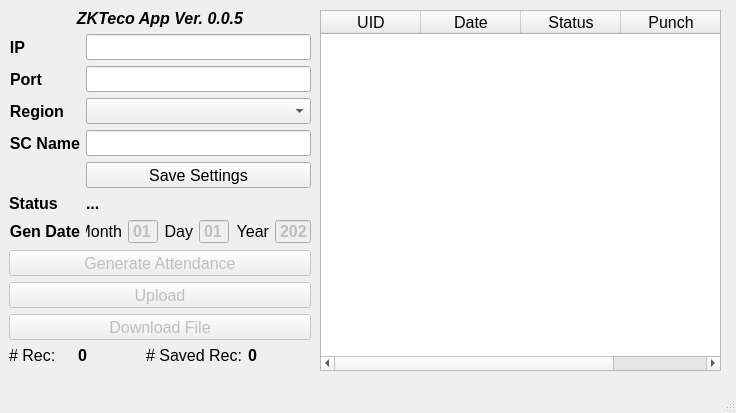
First picture: the form in conNew.ui, repository tekashifuta/pyqt5-finger-zkteco, before the edit.
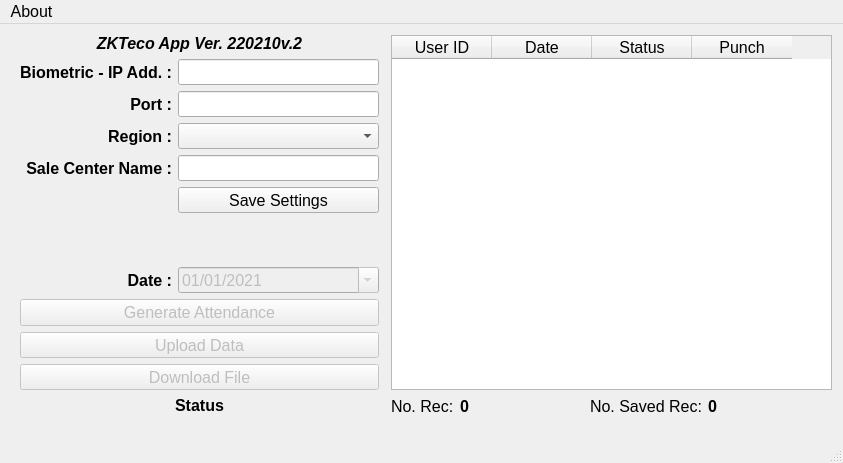
Second picture: the form after the edit.

```diff
--- a/conNew.ui
+++ b/conNew.ui
@@ -6,8 +6,8 @@
    <rect>
     <x>0</x>
     <y>0</y>
-    <width>736</width>
-    <height>413</height>
+    <width>843</width>
+    <height>463</height>
    </rect>
   </property>
   <property name="font">
@@ -26,157 +26,28 @@
    <string>jkhkjh</string>
   </property>
   <widget class="QWidget" name="centralwidget">
-   <widget class="QTableWidget" name="tableWidget">
+   <widget class="QWidget" name="gridLayoutWidget">
     <property name="geometry">
      <rect>
-      <x>320</x>
+      <x>20</x>
       <y>10</y>
-      <width>401</width>
-      <height>361</height>
+      <width>359</width>
+      <height>381</height>
      </rect>
     </property>
-    <column>
-     <property name="text">
-      <string>UID</string>
-     </property>
-    </column>
-    <column>
-     <property name="text">
-      <string>Date</string>
-     </property>
-    </column>
-    <column>
-     <property name="text">
-      <string>Status</string>
-     </property>
-    </column>
-    <column>
-     <property name="text">
-      <string>Punch</string>
-     </property>
-    </column>
-   </widget>
-   <widget class="QWidget" name="layoutWidget">
-    <property name="geometry">
-     <rect>
-      <x>9</x>
-      <y>9</y>
-      <width>302</width>
-      <height>356</height>
-     </rect>
-    </property>
-    <layout class="QFormLayout" name="formLayout_2">
-     <item row="1" column="0">
-      <widget class="QLabel" name="label_15">
-       <property name="font">
-        <font>
-         <family>Arial</family>
-         <pointsize>12</pointsize>
-         <weight>75</weight>
-         <bold>true</bold>
-        </font>
-       </property>
-       <property name="text">
-        <string>IP</string>
-       </property>
-       <property name="alignment">
-        <set>Qt::AlignRight|Qt::AlignTrailing|Qt::AlignVCenter</set>
-       </property>
-      </widget>
-     </item>
-     <item row="1" column="1">
-      <widget class="QLineEdit" name="txtIP">
-       <property name="font">
-        <font>
-         <family>Arial</family>
-         <pointsize>12</pointsize>
-         <weight>75</weight>
-         <bold>true</bold>
-        </font>
-       </property>
-      </widget>
-     </item>
-     <item row="2" column="0">
-      <widget class="QLabel" name="label_16">
-       <property name="font">
-        <font>
-         <family>Arial</family>
-         <pointsize>12</pointsize>
-         <weight>75</weight>
-         <bold>true</bold>
-        </font>
-       </property>
-       <property name="text">
-        <string>Port</string>
-       </property>
-       <property name="alignment">
-        <set>Qt::AlignRight|Qt::AlignTrailing|Qt::AlignVCenter</set>
-       </property>
-      </widget>
-     </item>
-     <item row="2" column="1">
-      <widget class="QLineEdit" name="txtPort">
-       <property name="font">
-        <font>
-         <family>Arial</family>
-         <pointsize>12</pointsize>
-         <weight>75</weight>
-         <bold>true</bold>
-        </font>
-       </property>
-      </widget>
-     </item>
-     <item row="3" column="0">
-      <widget class="QLabel" name="label_6">
-       <property name="font">
-        <font>
-         <family>Arial</family>
-         <pointsize>12</pointsize>
-         <weight>75</weight>
-         <bold>true</bold>
-        </font>
-       </property>
-       <property name="text">
-        <string>Region</string>
-       </property>
-       <property name="alignment">
-        <set>Qt::AlignRight|Qt::AlignTrailing|Qt::AlignVCenter</set>
-       </property>
-      </widget>
-     </item>
+    <layout class="QGridLayout" name="gridLayout">
      <item row="3" column="1">
       <widget class="QComboBox" name="cmbRegion">
        <property name="font">
         <font>
          <family>Arial</family>
          <pointsize>12</pointsize>
-         <weight>75</weight>
-         <bold>true</bold>
+         <weight>50</weight>
+         <bold>false</bold>
         </font>
        </property>
       </widget>
      </item>
-     <item row="4" column="0">
-      <widget class="QLabel" name="label_39">
-       <property name="font">
-        <font>
-         <family>Arial</family>
-         <pointsize>12</pointsize>
-         <weight>75</weight>
-         <bold>true</bold>
-        </font>
-       </property>
-       <property name="text">
-        <string>SC Name</string>
-       </property>
-       <property name="alignment">
-        <set>Qt::AlignRight|Qt::AlignTrailing|Qt::AlignVCenter</set>
-       </property>
-      </widget>
-     </item>
-     <item row="4" column="1">
-      <widget class="QLineEdit" name="txtSCName"/>
-     </item>
      <item row="5" column="1">
       <widget class="QPushButton" name="btnSaveSettings">
        <property name="font">
@@ -190,218 +61,7 @@
        </property>
       </widget>
      </item>
-     <item row="6" column="0">
-      <widget class="QLabel" name="label_8">
-       <property name="font">
-        <font>
-         <family>Arial</family>
-         <pointsize>12</pointsize>
-         <weight>75</weight>
-         <bold>true</bold>
-        </font>
-       </property>
-       <property name="text">
-        <string>Status</string>
-       </property>
-      </widget>
-     </item>
-     <item row="6" column="1">
-      <widget class="QLabel" name="lblStatus">
-       <property name="font">
-        <font>
-         <family>Arial</family>
-         <pointsize>12</pointsize>
-         <weight>75</weight>
-         <bold>true</bold>
-        </font>
-       </property>
-       <property name="text">
-        <string>...</string>
-       </property>
-      </widget>
-     </item>
-     <item row="7" column="0">
-      <widget class="QLabel" name="label_40">
-       <property name="font">
-        <font>
-         <family>Arial</family>
-         <pointsize>12</pointsize>
-         <weight>75</weight>
-         <bold>true</bold>
-        </font>
-       </property>
-       <property name="text">
-        <string>Gen Date</string>
-       </property>
-       <property name="alignment">
-        <set>Qt::AlignRight|Qt::AlignTrailing|Qt::AlignVCenter</set>
-       </property>
-      </widget>
-     </item>
-     <item row="7" column="1">
-      <layout class="QGridLayout" name="gridLayout_2">
-       <item row="0" column="3">
-        <widget class="QDateEdit" name="txtDay">
-         <property name="enabled">
-          <bool>false</bool>
-         </property>
-         <property name="font">
-          <font>
-           <family>Arial</family>
-           <pointsize>12</pointsize>
-           <weight>75</weight>
-           <bold>true</bold>
-          </font>
-         </property>
-         <property name="buttonSymbols">
-          <enum>QAbstractSpinBox::NoButtons</enum>
-         </property>
-         <property name="minimumDateTime">
-          <datetime>
-           <hour>0</hour>
-           <minute>0</minute>
-           <second>0</second>
-           <year>2020</year>
-           <month>9</month>
-           <day>1</day>
-          </datetime>
-         </property>
-         <property name="maximumDate">
-          <date>
-           <year>9999</year>
-           <month>1</month>
-           <day>1</day>
-          </date>
-         </property>
-         <property name="minimumDate">
-          <date>
-           <year>2020</year>
-           <month>9</month>
-           <day>1</day>
-          </date>
-         </property>
-         <property name="displayFormat">
-          <string>dd</string>
-         </property>
-         <property name="date">
-          <date>
-           <year>2021</year>
-           <month>1</month>
-           <day>1</day>
-          </date>
-         </property>
-        </widget>
-       </item>
-       <item row="0" column="5">
-        <widget class="QDateEdit" name="txtYear">
-         <property name="enabled">
-          <bool>false</bool>
-         </property>
-         <property name="font">
-          <font>
-           <family>Arial</family>
-           <pointsize>12</pointsize>
-           <weight>75</weight>
-           <bold>true</bold>
-          </font>
-         </property>
-         <property name="buttonSymbols">
-          <enum>QAbstractSpinBox::NoButtons</enum>
-         </property>
-         <property name="minimumDate">
-          <date>
-           <year>2020</year>
-           <month>9</month>
-           <day>14</day>
-          </date>
-         </property>
-         <property name="displayFormat">
-          <string>yyyy</string>
-         </property>
-         <property name="date">
-          <date>
-           <year>2021</year>
-           <month>1</month>
-           <day>1</day>
-          </date>
-         </property>
-        </widget>
-       </item>
-       <item row="0" column="2">
-        <widget class="QLabel" name="label_20">
-         <property name="font">
-          <font>
-           <family>Arial</family>
-           <pointsize>12</pointsize>
-          </font>
-         </property>
-         <property name="text">
-          <string>Day</string>
-         </property>
-         <property name="alignment">
-          <set>Qt::AlignRight|Qt::AlignTrailing|Qt::AlignVCenter</set>
-         </property>
-        </widget>
-       </item>
-       <item row="0" column="1">
-        <widget class="QDateEdit" name="txtMonth">
-         <property name="enabled">
-          <bool>false</bool>
-         </property>
-         <property name="font">
-          <font>
-           <family>Arial</family>
-           <pointsize>12</pointsize>
-           <weight>75</weight>
-           <bold>true</bold>
-          </font>
-         </property>
-         <property name="buttonSymbols">
-          <enum>QAbstractSpinBox::NoButtons</enum>
-         </property>
-         <property name="currentSection">
-          <enum>QDateTimeEdit::MonthSection</enum>
-         </property>
-         <property name="displayFormat">
-          <string>MM</string>
-         </property>
-        </widget>
-       </item>
-       <item row="0" column="0">
-        <widget class="QLabel" name="label_19">
-         <property name="font">
-          <font>
-           <family>Arial</family>
-           <pointsize>12</pointsize>
-          </font>
-         </property>
-         <property name="text">
-          <string>Month</string>
-         </property>
-         <property name="alignment">
-          <set>Qt::AlignRight|Qt::AlignTrailing|Qt::AlignVCenter</set>
-         </property>
-        </widget>
-       </item>
-       <item row="0" column="4">
-        <widget class="QLabel" name="label_38">
-         <property name="font">
-          <font>
-           <family>Arial</family>
-           <pointsize>12</pointsize>
-          </font>
-         </property>
-         <property name="text">
-          <string>Year</string>
-         </property>
-         <property name="alignment">
-          <set>Qt::AlignRight|Qt::AlignTrailing|Qt::AlignVCenter</set>
-         </property>
-        </widget>
-       </item>
-      </layout>
-     </item>
-     <item row="8" column="0" colspan="2">
+     <item row="9" column="0" colspan="2">
       <widget class="QPushButton" name="btnGenAtt">
        <property name="enabled">
         <bool>false</bool>
@@ -419,7 +79,43 @@
        </property>
       </widget>
      </item>
-     <item row="9" column="0" colspan="2">
+     <item row="1" column="1">
+      <widget class="QLineEdit" name="txtIP">
+       <property name="font">
+        <font>
+         <family>Arial</family>
+         <pointsize>12</pointsize>
+         <weight>50</weight>
+         <bold>false</bold>
+        </font>
+       </property>
+       <property name="inputMethodHints">
+        <set>Qt::ImhNone</set>
+       </property>
+       <property name="maxLength">
+        <number>15</number>
+       </property>
+      </widget>
+     </item>
+     <item row="12" column="0" colspan="2">
+      <widget class="QLabel" name="lblStatus">
+       <property name="font">
+        <font>
+         <family>Arial</family>
+         <pointsize>12</pointsize>
+         <weight>75</weight>
+         <bold>true</bold>
+        </font>
+       </property>
+       <property name="text">
+        <string>Status</string>
+       </property>
+       <property name="alignment">
+        <set>Qt::AlignCenter</set>
+       </property>
+      </widget>
+     </item>
+     <item row="10" column="0" colspan="2">
       <widget class="QPushButton" name="btnSaveToMysql">
        <property name="enabled">
         <bool>false</bool>
@@ -433,11 +129,284 @@
         </font>
        </property>
        <property name="text">
-        <string>Upload</string>
+        <string>Upload Data</string>
+       </property>
+      </widget>
+     </item>
+     <item row="2" column="1">
+      <widget class="QLineEdit" name="txtPort">
+       <property name="font">
+        <font>
+         <family>Arial</family>
+         <pointsize>12</pointsize>
+         <weight>50</weight>
+         <bold>false</bold>
+        </font>
+       </property>
+       <property name="maxLength">
+        <number>20</number>
        </property>
       </widget>
      </item>
      <item row="11" column="0" colspan="2">
+      <widget class="QPushButton" name="btnDownload">
+       <property name="enabled">
+        <bool>false</bool>
+       </property>
+       <property name="font">
+        <font>
+         <family>Arial</family>
+         <pointsize>12</pointsize>
+         <weight>50</weight>
+         <bold>false</bold>
+        </font>
+       </property>
+       <property name="text">
+        <string>Download File</string>
+       </property>
+      </widget>
+     </item>
+     <item row="8" column="1">
+      <widget class="QDateEdit" name="txtDateNew">
+       <property name="enabled">
+        <bool>false</bool>
+       </property>
+       <property name="font">
+        <font>
+         <family>Arial</family>
+         <pointsize>12</pointsize>
+         <weight>50</weight>
+         <bold>false</bold>
+        </font>
+       </property>
+       <property name="acceptDrops">
+        <bool>false</bool>
+       </property>
+       <property name="alignment">
+        <set>Qt::AlignLeading|Qt::AlignLeft|Qt::AlignVCenter</set>
+       </property>
+       <property name="buttonSymbols">
+        <enum>QAbstractSpinBox::NoButtons</enum>
+       </property>
+       <property name="maximumDate">
+        <date>
+         <year>9999</year>
+         <month>12</month>
+         <day>31</day>
+        </date>
+       </property>
+       <property name="minimumDate">
+        <date>
+         <year>2021</year>
+         <month>1</month>
+         <day>1</day>
+        </date>
+       </property>
+       <property name="displayFormat">
+        <string>MM/dd/yyyy</string>
+       </property>
+       <property name="calendarPopup">
+        <bool>true</bool>
+       </property>
+      </widget>
+     </item>
+     <item row="0" column="0" colspan="2">
+      <widget class="QLabel" name="label_14">
+       <property name="font">
+        <font>
+         <family>Arial</family>
+         <pointsize>12</pointsize>
+         <weight>75</weight>
+         <italic>true</italic>
+         <bold>true</bold>
+        </font>
+       </property>
+       <property name="text">
+        <string>ZKTeco App Ver. 220210v.2</string>
+       </property>
+       <property name="alignment">
+        <set>Qt::AlignCenter</set>
+       </property>
+      </widget>
+     </item>
+     <item row="7" column="0" colspan="2">
+      <widget class="QLabel" name="lblStatus1">
+       <property name="font">
+        <font>
+         <family>Arial</family>
+         <pointsize>12</pointsize>
+         <weight>75</weight>
+         <bold>true</bold>
+        </font>
+       </property>
+       <property name="text">
+        <string/>
+       </property>
+       <property name="alignment">
+        <set>Qt::AlignCenter</set>
+       </property>
+      </widget>
+     </item>
+     <item row="4" column="0">
+      <widget class="QLabel" name="label_39">
+       <property name="font">
+        <font>
+         <family>Arial</family>
+         <pointsize>12</pointsize>
+         <weight>75</weight>
+         <bold>true</bold>
+        </font>
+       </property>
+       <property name="text">
+        <string>Sale Center Name :</string>
+       </property>
+       <property name="alignment">
+        <set>Qt::AlignRight|Qt::AlignTrailing|Qt::AlignVCenter</set>
+       </property>
+      </widget>
+     </item>
+     <item row="3" column="0">
+      <widget class="QLabel" name="label_6">
+       <property name="font">
+        <font>
+         <family>Arial</family>
+         <pointsize>12</pointsize>
+         <weight>75</weight>
+         <bold>true</bold>
+        </font>
+       </property>
+       <property name="text">
+        <string>Region :</string>
+       </property>
+       <property name="alignment">
+        <set>Qt::AlignRight|Qt::AlignTrailing|Qt::AlignVCenter</set>
+       </property>
+      </widget>
+     </item>
+     <item row="1" column="0">
+      <widget class="QLabel" name="label_15">
+       <property name="font">
+        <font>
+         <family>Arial</family>
+         <pointsize>12</pointsize>
+         <weight>75</weight>
+         <bold>true</bold>
+        </font>
+       </property>
+       <property name="text">
+        <string>Biometric - IP Add. :</string>
+       </property>
+       <property name="alignment">
+        <set>Qt::AlignRight|Qt::AlignTrailing|Qt::AlignVCenter</set>
+       </property>
+      </widget>
+     </item>
+     <item row="4" column="1">
+      <widget class="QLineEdit" name="txtSCName">
+       <property name="font">
+        <font>
+         <family>Arial</family>
+         <pointsize>12</pointsize>
+         <weight>50</weight>
+         <bold>false</bold>
+        </font>
+       </property>
+       <property name="maxLength">
+        <number>100</number>
+       </property>
+      </widget>
+     </item>
+     <item row="2" column="0">
+      <widget class="QLabel" name="label_16">
+       <property name="font">
+        <font>
+         <family>Arial</family>
+         <pointsize>12</pointsize>
+         <weight>75</weight>
+         <bold>true</bold>
+        </font>
+       </property>
+       <property name="text">
+        <string>Port :</string>
+       </property>
+       <property name="alignment">
+        <set>Qt::AlignRight|Qt::AlignTrailing|Qt::AlignVCenter</set>
+       </property>
+      </widget>
+     </item>
+     <item row="8" column="0">
+      <widget class="QLabel" name="label_41">
+       <property name="font">
+        <font>
+         <family>Arial</family>
+         <pointsize>12</pointsize>
+         <weight>75</weight>
+         <bold>true</bold>
+        </font>
+       </property>
+       <property name="text">
+        <string>Date :</string>
+       </property>
+       <property name="alignment">
+        <set>Qt::AlignRight|Qt::AlignTrailing|Qt::AlignVCenter</set>
+       </property>
+      </widget>
+     </item>
+     <item row="6" column="0" colspan="2">
+      <widget class="QLabel" name="lblStatus_2">
+       <property name="font">
+        <font>
+         <family>Arial</family>
+         <pointsize>12</pointsize>
+         <weight>75</weight>
+         <bold>true</bold>
+        </font>
+       </property>
+       <property name="text">
+        <string/>
+       </property>
+       <property name="alignment">
+        <set>Qt::AlignCenter</set>
+       </property>
+      </widget>
+     </item>
+    </layout>
+   </widget>
+   <widget class="QWidget" name="layoutWidget">
+    <property name="geometry">
+     <rect>
+      <x>391</x>
+      <y>11</y>
+      <width>441</width>
+      <height>381</height>
+     </rect>
+    </property>
+    <layout class="QVBoxLayout" name="verticalLayout">
+     <item>
+      <widget class="QTableWidget" name="tableWidget">
+       <column>
+        <property name="text">
+         <string>User ID</string>
+        </property>
+       </column>
+       <column>
+        <property name="text">
+         <string>Date</string>
+        </property>
+       </column>
+       <column>
+        <property name="text">
+         <string>Status</string>
+        </property>
+       </column>
+       <column>
+        <property name="text">
+         <string>Punch</string>
+        </property>
+       </column>
+      </widget>
+     </item>
+     <item>
       <layout class="QHBoxLayout" name="horizontalLayout_5">
        <item>
         <widget class="QLabel" name="lbltest">
@@ -450,7 +419,7 @@
           </font>
          </property>
          <property name="text">
-          <string># Rec:</string>
+          <string>No. Rec:</string>
          </property>
          <property name="alignment">
           <set>Qt::AlignLeading|Qt::AlignLeft|Qt::AlignVCenter</set>
@@ -475,6 +444,19 @@
          </property>
         </widget>
        </item>
+       <item>
+        <spacer name="horizontalSpacer">
+         <property name="orientation">
+          <enum>Qt::Horizontal</enum>
+         </property>
+         <property name="sizeHint" stdset="0">
+          <size>
+           <width>40</width>
+           <height>20</height>
+          </size>
+         </property>
+        </spacer>
+       </item>
        <item>
         <widget class="QLabel" name="lbltest_2">
          <property name="font">
@@ -486,7 +468,7 @@
           </font>
          </property>
          <property name="text">
-          <string># Saved Rec:</string>
+          <string>No. Saved Rec:</string>
          </property>
          <property name="alignment">
           <set>Qt::AlignLeading|Qt::AlignLeft|Qt::AlignVCenter</set>
@@ -511,49 +493,47 @@
          </property>
         </widget>
        </item>
+       <item>
+        <spacer name="horizontalSpacer_2">
+         <property name="orientation">
+          <enum>Qt::Horizontal</enum>
+         </property>
+         <property name="sizeHint" stdset="0">
+          <size>
+           <width>40</width>
+           <height>20</height>
+          </size>
+         </property>
+        </spacer>
+       </item>
       </layout>
      </item>
-     <item row="0" column="0" colspan="2">
-      <widget class="QLabel" name="label_14">
-       <property name="font">
-        <font>
-         <family>Arial</family>
-         <pointsize>12</pointsize>
-         <weight>75</weight>
-         <italic>true</italic>
-         <bold>true</bold>
-        </font>
-       </property>
-       <property name="text">
-        <string>ZKTeco App Ver. 0.0.5</string>
-       </property>
-       <property name="alignment">
-        <set>Qt::AlignCenter</set>
-       </property>
-      </widget>
-     </item>
-     <item row="10" column="0" colspan="2">
-      <widget class="QPushButton" name="btnDownload">
-       <property name="enabled">
-        <bool>false</bool>
-       </property>
-       <property name="font">
-        <font>
-         <family>Arial</family>
-         <pointsize>12</pointsize>
-         <weight>50</weight>
-         <bold>false</bold>
-        </font>
-       </property>
-       <property name="text">
-        <string>Download File</string>
-       </property>
-      </widget>
-     </item>
     </layout>
    </widget>
   </widget>
   <widget class="QStatusBar" name="statusbar"/>
+  <widget class="QMenuBar" name="menuBar">
+   <property name="geometry">
+    <rect>
+     <x>0</x>
+     <y>0</y>
+     <width>843</width>
+     <height>24</height>
+    </rect>
+   </property>
+   <widget class="QMenu" name="menuAbout">
+    <property name="title">
+     <string>About</string>
+    </property>
+    <addaction name="btnAboutInfo"/>
+   </widget>
+   <addaction name="menuAbout"/>
+  </widget>
+  <action name="btnAboutInfo">
+   <property name="text">
+    <string>Info</string>
+   </property>
+  </action>
  </widget>
  <tabstops>
   <tabstop>txtIP</tabstop>
```
Left out of the diff: 10 changed lines with no effect on the pictures.
